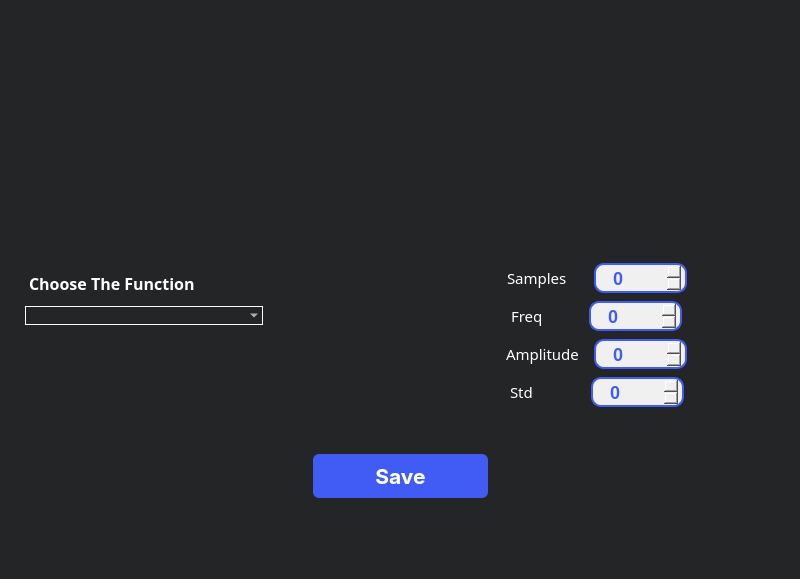
First picture: the form in SmoothingWindow.ui, repository joyou159/Signal-Equalizer, before the edit.
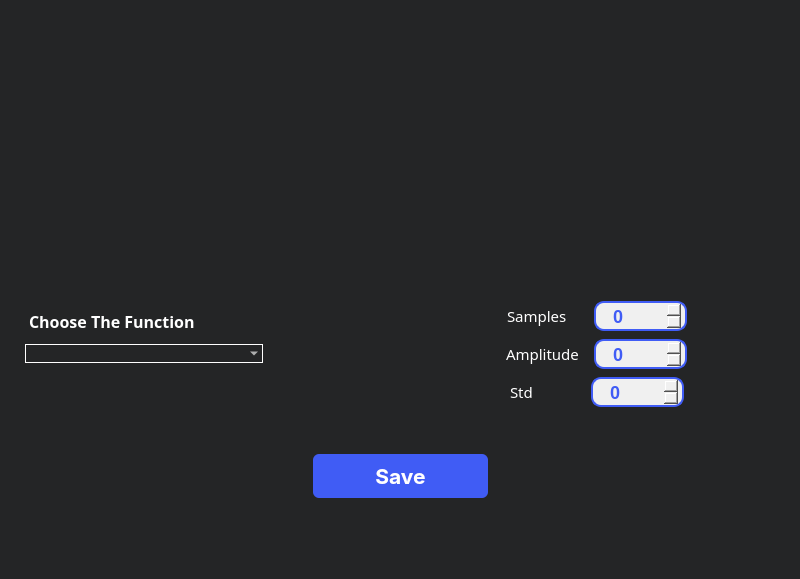
Second picture: the form after the edit. Icons and pictures are not drawn. Custom widgets are drawn as their Qt base class.

What changed in the file:
```diff
--- a/SmoothingWindow.ui
+++ b/SmoothingWindow.ui
@@ -247,110 +247,7 @@
            </layout>
           </item>
           <item>
-           <layout class="QHBoxLayout" name="horizontalLayout" stretch="0,0,0,0">
-            <item>
-             <spacer name="horizontalSpacer_4">
-              <property name="orientation">
-               <enum>Qt::Horizontal</enum>
-              </property>
-              <property name="sizeHint" stdset="0">
-               <size>
-                <width>40</width>
-                <height>20</height>
-               </size>
-              </property>
-             </spacer>
-            </item>
-            <item>
-             <widget class="QLabel" name="freq">
-              <property name="sizePolicy">
-               <sizepolicy hsizetype="Maximum" vsizetype="Maximum">
-                <horstretch>0</horstretch>
-                <verstretch>0</verstretch>
-               </sizepolicy>
-              </property>
-              <property name="font">
-               <font>
-                <family>Overpass SemiBold</family>
-                <pointsize>11</pointsize>
-                <bold>false</bold>
-                <kerning>true</kerning>
-               </font>
-              </property>
-              <property name="styleSheet">
-               <string notr="true">color:white;
-font-weight:10000px;
-margin: 5px 0 ;</string>
-              </property>
-              <property name="text">
-               <string>Freq        </string>
-              </property>
-             </widget>
-            </item>
-            <item>
-             <widget class="QSpinBox" name="freqSpinBox">
-              <property name="enabled">
-               <bool>true</bool>
-              </property>
-              <property name="styleSheet">
-               <string notr="true">/* QSpinBox */
-QSpinBox {
-    background-color: #f0f0f0; /* Light background color */
-    color: #405cf5; /* Dark text color */
-    border: 2px solid #405cf5; /* Add a border for a modern look */
-    border-radius: 10px; /* Slightly rounder corners */
-    padding: 3px 8px; /* Increase padding for spacing */
-	padding-left: 15px;
-	margin: 0 5px;
-    font-weight: bold;
-    font-size: 18px; /* Adjust font size */
-    text-align: center;
-	height:20px; 
-width: 50px;
-}
-
-/* QSpinBox Up Button (on the right) */
-QSpinBox::up-button {
-	
-	image: url(Icons/plus-circle.png);
-    border-radius: 50%; /* Round button corners */
-    width: 25px;
-    height: 25px;
-    subcontrol-position: right; /* Place the up-button on the right */
-}
-
-/* QSpinBox Down Button (on the left) */
-QSpinBox::down-button {
-	
-	image: url(Icons/minus-circle.png);
-    border-radius: 5px; /* Round button corners */
-    width: 25px;
-    height: 25px;
-    subcontrol-position: left; /* Place the down-button on the left */
-}
-
-QSpinBox::up-button:hover, QSpinBox::down-button:hover {
-    background-color: #9fadfa; /* Change button color on hover */
-	 border-radius: 10px;
-}
-</string>
-              </property>
-             </widget>
-            </item>
-            <item>
-             <spacer name="horizontalSpacer">
-              <property name="orientation">
-               <enum>Qt::Horizontal</enum>
-              </property>
-              <property name="sizeHint" stdset="0">
-               <size>
-                <width>40</width>
-                <height>20</height>
-               </size>
-              </property>
-             </spacer>
-            </item>
-           </layout>
+           <layout class="QHBoxLayout" name="horizontalLayout" stretch=""/>
           </item>
           <item>
            <layout class="QHBoxLayout" name="horizontalLayout_6">
```
Left out of the diff: 8 changed lines with no effect on the pictures.
